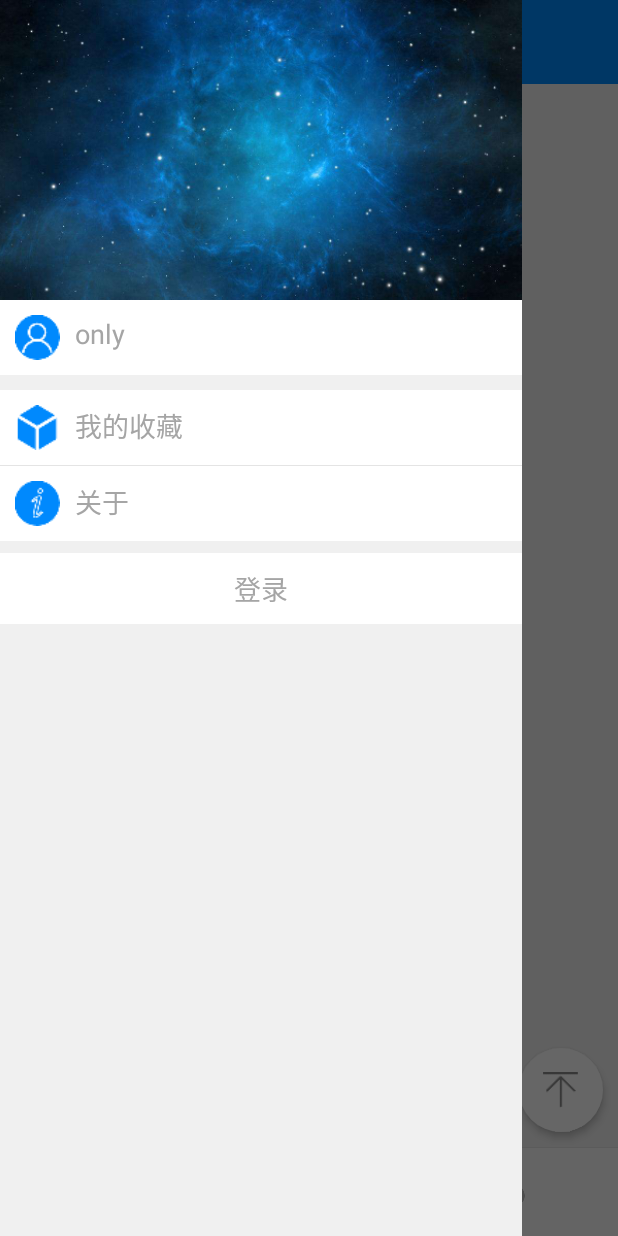
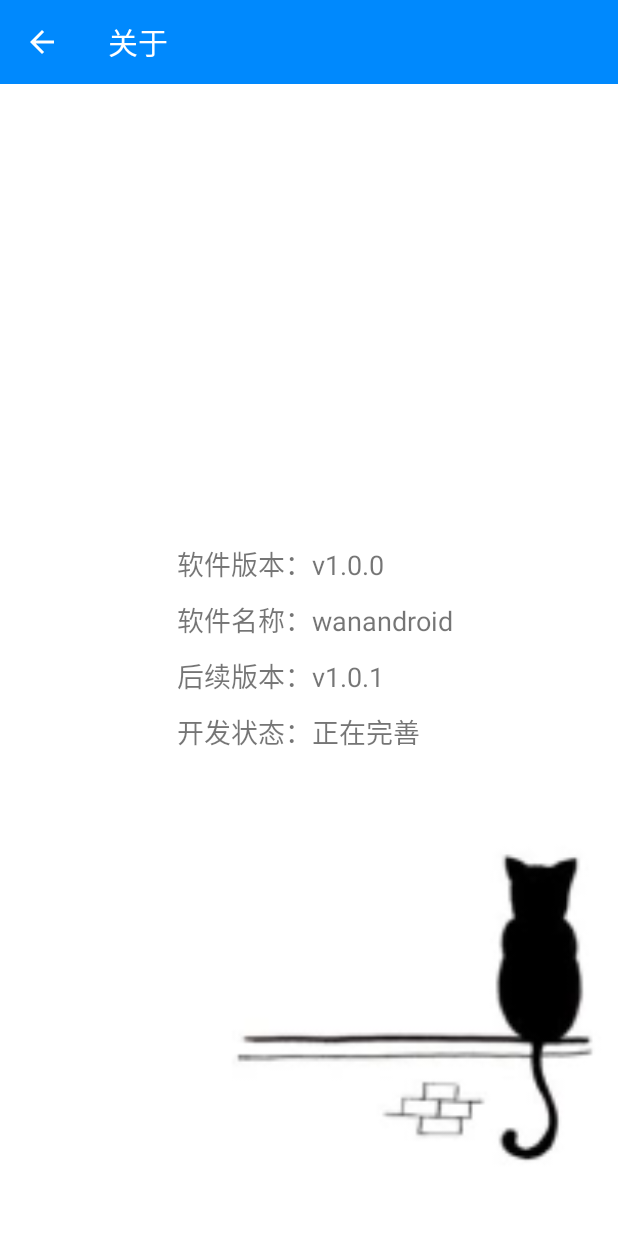
Before and after one commit to 179190799/wanandroid, an Android app: the screen it shows after launch (MainActivity before the commit, AboutActivity after it), after a tap on "关于", on a phone screen of 412 x 824 dp. Run offline under Robolectric (Android 15) with nearby library versions, the phone set to English and light mode, and no system bars; our stand-ins replace ButterKnife, EventBus, RxJava; libraries missing offline, so code that uses them is left out: com.igexin.sdk, com.scwang.smartrefresh, com.uuzuche.lib_zxing, com.youth.banner; 7 statements that could not run were skipped; 3 other taps on this screen came first.

Commit message:
新增关于页面，修改登录功能

```diff
--- a/app/src/main/AndroidManifest.xml
+++ b/app/src/main/AndroidManifest.xml
@@ -51,6 +51,8 @@
         <activity android:name=".ui.activity.LoginActivity" />
         <activity android:name=".ui.activity.RegisterActivity" />
         <activity android:name=".ui.activity.ClassDetailActivity"/>
+        <activity android:name=".ui.activity.AboutActivity"/>
+        <activity android:name=".ui.activity.OnlyActivity"/>
 
         <service
             android:name=".ui.service.MyPushService"
--- /dev/null
+++ b/app/src/main/java/com/chf/wanandroid/mvp/presenter/AboutPresenter.java
@@ -0,0 +1,17 @@
+package com.chf.wanandroid.mvp.presenter;
+
+import android.content.Context;
+
+import com.chf.wanandroid.base.BasePresenter;
+import com.chf.wanandroid.mvp.view.AboutView;
+
+/**
+ * Created by THINK on 2018/4/13.
+ */
+
+public class AboutPresenter extends BasePresenter<AboutView>{
+
+    public AboutPresenter(Context context, AboutView iView) {
+        super(context, iView);
+    }
+}
--- a/app/src/main/java/com/chf/wanandroid/mvp/presenter/LoginPresenter.java
+++ b/app/src/main/java/com/chf/wanandroid/mvp/presenter/LoginPresenter.java
@@ -10,8 +10,10 @@ import com.chf.wanandroid.http.ErrorConsumer;
 import com.chf.wanandroid.http.OiApiManager;
 import com.chf.wanandroid.mvp.model.bean.UserBean;
 import com.chf.wanandroid.mvp.view.LoginView;
+import com.chf.wanandroid.ui.base.BaseConfig;
 import com.chf.wanandroid.ui.events.RefreshEvent;
 import com.chf.wanandroid.ui.activity.RegisterActivity;
+import com.chf.wanandroid.ui.utils.SharedPreferencesUtil;
 
 import org.greenrobot.eventbus.EventBus;
 
@@ -32,6 +34,8 @@ public class LoginPresenter extends BasePresenter<LoginView> {
     }
 
     public void goLogin(String pwd, String userName) {
+        SharedPreferencesUtil.put(mContext, BaseConfig.USER_NAME, userName);
+        SharedPreferencesUtil.put(mContext, BaseConfig.USER_PWD, pwd);
         iView.showProgress();
         disposable = OiApiManager.getApiServie().goLogin(userName, pwd)
                 .compose(new BaseCompose<UserBean>())
--- /dev/null
+++ b/app/src/main/java/com/chf/wanandroid/mvp/view/AboutView.java
@@ -0,0 +1,10 @@
+package com.chf.wanandroid.mvp.view;
+
+import com.chf.wanandroid.base.BaseView;
+
+/**
+ * Created by THINK on 2018/4/13.
+ */
+
+public interface AboutView extends BaseView {
+}
--- /dev/null
+++ b/app/src/main/java/com/chf/wanandroid/ui/activity/AboutActivity.java
@@ -0,0 +1,52 @@
+package com.chf.wanandroid.ui.activity;
+
+import android.content.Context;
+import android.content.Intent;
+import android.view.Menu;
+
+import com.chf.wanandroid.R;
+import com.chf.wanandroid.base.BaseToolBarActivity;
+import com.chf.wanandroid.mvp.presenter.AboutPresenter;
+import com.chf.wanandroid.mvp.view.AboutView;
+
+/**
+ * Created by THINK on 2018/4/13.
+ */
+
+public class AboutActivity extends BaseToolBarActivity<AboutPresenter> implements AboutView {
+    @Override
+    public void initView() {
+
+    }
+
+    @Override
+    protected int provideContentViewId() {
+        return R.layout.activity_about;
+    }
+
+    @Override
+    protected void initPresenter() {
+        presenter = new AboutPresenter(this, this);
+        presenter.init();
+    }
+
+    public static void actionStart(Context context) {
+        Intent intent = new Intent(context, AboutActivity.class);
+        context.startActivity(intent);
+    }
+
+    @Override
+    protected void initToolBar() {
+        super.initToolBar();
+        actionBar = getSupportActionBar();
+        if (actionBar != null) {
+            actionBar.setDisplayHomeAsUpEnabled(canBack());
+            actionBar.setTitle("关于");
+        }
+    }
+
+    @Override
+    public boolean onCreateOptionsMenu(Menu menu) {
+        return super.onCreateOptionsMenu(menu);
+    }
+}
--- a/app/src/main/java/com/chf/wanandroid/ui/activity/MainActivity.java
+++ b/app/src/main/java/com/chf/wanandroid/ui/activity/MainActivity.java
@@ -40,6 +40,7 @@ import butterknife.OnClick;
 
 /**
  * 主页
+ *
  * @author 17919
  */
 public class MainActivity extends BaseToolBarActivity<MainActivityPresenter> implements MainActivityView {
@@ -248,6 +249,7 @@ public class MainActivity extends BaseToolBarActivity<MainActivityPresenter> imp
         switch (view.getId()) {
             case R.id.draw_my_loved_layout:
 //                onlyLoved
+                OnlyActivity.actionStart(mContext);
                 break;
             case R.id.draw_my_collection_layout:
 //                我的收藏
@@ -259,6 +261,7 @@ public class MainActivity extends BaseToolBarActivity<MainActivityPresenter> imp
                 break;
             case R.id.draw_about_layout:
 //                关于
+                AboutActivity.actionStart(mContext);
 
                 break;
             case R.id.draw_quit_login_tv:
--- a/app/src/main/java/com/chf/wanandroid/ui/base/BaseConfig.java
+++ b/app/src/main/java/com/chf/wanandroid/ui/base/BaseConfig.java
@@ -13,4 +13,10 @@ public class BaseConfig {
     public final static String IS_LOGIN = "is_login";
 
     public final static String URL = "url";
+
+    /**
+     * 账号密码
+     */
+    public final static String USER_NAME = "USER_NAME";
+    public final static String USER_PWD = "USER_PWD";
 }
--- /dev/null
+++ b/app/src/main/res/layout/activity_about.xml
@@ -0,0 +1,67 @@
+<?xml version="1.0" encoding="utf-8"?>
+<LinearLayout xmlns:android="http://schemas.android.com/apk/res/android"
+              android:layout_width="match_parent"
+              android:layout_height="match_parent"
+              android:orientation="vertical">
+
+    <include layout="@layout/base_tool_bar"/>
+
+
+    <FrameLayout
+        android:layout_width="match_parent"
+        android:layout_height="match_parent"
+        android:orientation="vertical">
+
+
+        <ImageView
+            android:layout_width="match_parent"
+            android:layout_height="match_parent"
+            android:scaleType="centerCrop"
+            android:src="@drawable/about"/>
+
+
+        <LinearLayout
+            android:layout_width="wrap_content"
+            android:layout_height="wrap_content"
+            android:layout_gravity="center"
+            android:layout_marginBottom="@dimen/dp_40"
+            android:orientation="vertical"
+            android:padding="@dimen/dp_10">
+
+            <TextView
+                android:layout_width="wrap_content"
+                android:layout_height="wrap_content"
+                android:layout_marginStart="@dimen/dp_40"
+                android:text="软件版本：v1.0.0"
+                android:textSize="@dimen/sp_18"/>
+
+            <TextView
+                android:layout_marginTop="@dimen/dp_10"
+                android:layout_width="wrap_content"
+                android:layout_height="wrap_content"
+                android:layout_marginStart="@dimen/dp_40"
+                android:text="软件名称：wanandroid"
+                android:textSize="@dimen/sp_18"/>
+
+
+            <TextView
+                android:layout_width="wrap_content"
+                android:layout_height="wrap_content"
+                android:layout_marginStart="@dimen/dp_40"
+                android:layout_marginTop="@dimen/dp_10"
+                android:text="后续版本：v1.0.1"
+                android:textSize="@dimen/sp_18"/>
+
+            <TextView
+                android:layout_width="wrap_content"
+                android:layout_height="wrap_content"
+                android:layout_marginStart="@dimen/dp_40"
+                android:layout_marginTop="@dimen/dp_10"
+                android:text="开发状态：正在完善"
+                android:textSize="@dimen/sp_18"/>
+
+        </LinearLayout>
+
+    </FrameLayout>
+
+</LinearLayout>
```
Also changed, not shown: app/src/main/java/com/chf/wanandroid/mvp/presenter/OnlyPresenter.java (added, +17 -0 lines), app/src/main/java/com/chf/wanandroid/mvp/view/OnlyView.java (added, +10 -0 lines), app/src/main/java/com/chf/wanandroid/ui/activity/OnlyActivity.java (added, +52 -0 lines), app/src/main/java/com/chf/wanandroid/ui/activity/WelcomeActivity.java (+40 -0 lines), app/src/main/res/layout/activity_only.xml (added, +32 -0 lines), app/src/main/res/drawable-xxhdpi/about.jpg (added), app/src/main/res/drawable-xxhdpi/simple.jpg (added), 1 other file.
